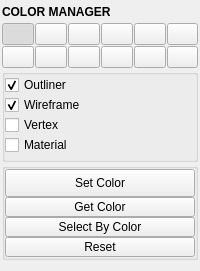
Old version of the form mayatk/display_utils/color_manager.ui in the repository m3trik/mayatk.
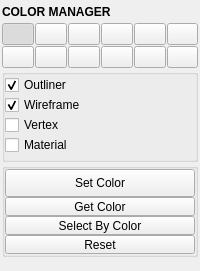
New version of the form. Custom widgets are drawn as their Qt base class.

Patch:
```diff
--- a/mayatk/display_utils/color_manager.ui
+++ b/mayatk/display_utils/color_manager.ui
@@ -446,13 +446,13 @@
            <property name="minimumSize">
             <size>
              <width>0</width>
-             <height>20</height>
+             <height>19</height>
             </size>
            </property>
            <property name="maximumSize">
             <size>
              <width>16777215</width>
-             <height>20</height>
+             <height>19</height>
             </size>
            </property>
            <property name="toolTip">
@@ -486,13 +486,13 @@
            <property name="minimumSize">
             <size>
              <width>0</width>
-             <height>20</height>
+             <height>19</height>
             </size>
            </property>
            <property name="maximumSize">
             <size>
              <width>16777215</width>
-             <height>20</height>
+             <height>19</height>
             </size>
            </property>
            <property name="toolTip">
@@ -526,13 +526,13 @@
            <property name="minimumSize">
             <size>
              <width>0</width>
-             <height>20</height>
+             <height>19</height>
             </size>
            </property>
            <property name="maximumSize">
             <size>
              <width>16777215</width>
-             <height>20</height>
+             <height>19</height>
             </size>
            </property>
            <property name="toolTip">
```
